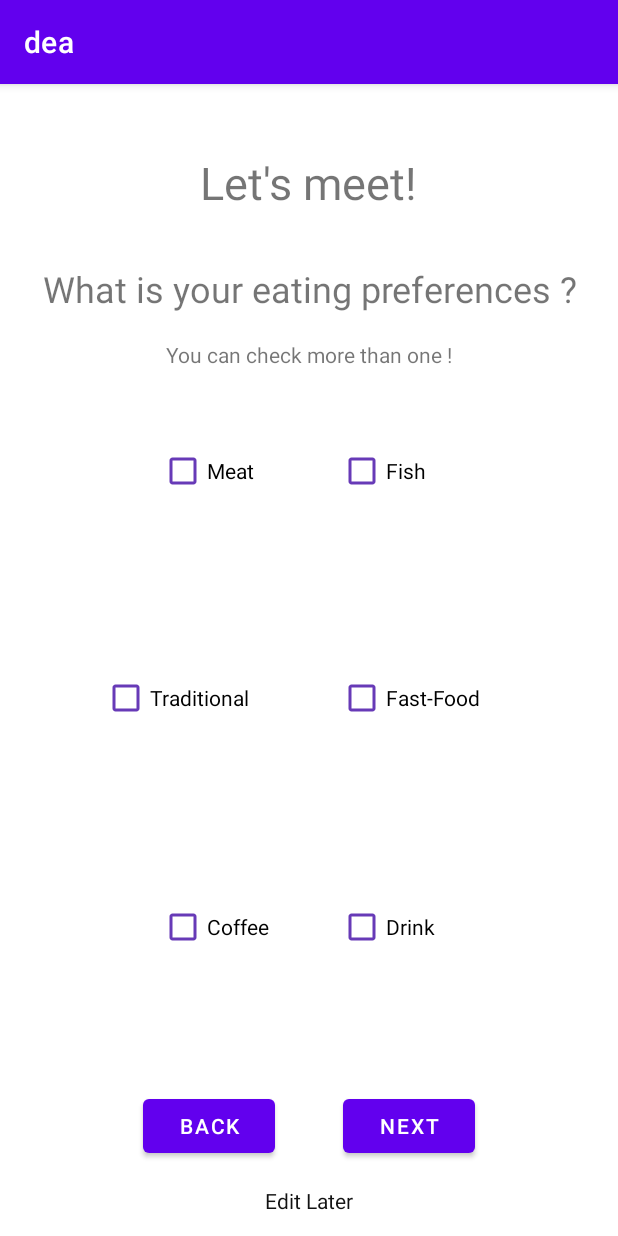
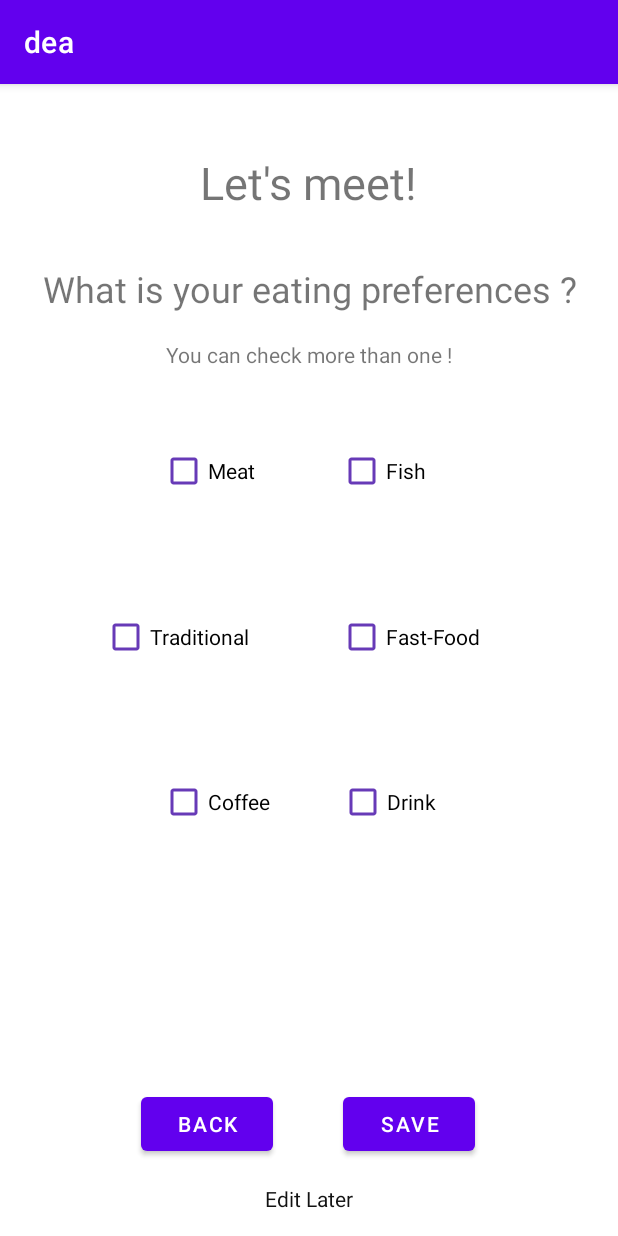
Before and after one commit to elifkoseler/DontEatAlone, an Android app: the UserPreferenceActivity screen opened directly, with no data from a screen before it, on a phone screen of 412 x 824 dp. Run offline under Robolectric (Android 15) with nearby library versions, the phone set to English and light mode, and no system bars; our stand-ins replace Firebase (no records; nobody signed in at launch, a user with empty details on screens opened directly).

Commit message:
UserPreferenceActivity is updated

```diff
--- a/app/src/main/java/com/elf/dea/ProfileActivity.java
+++ b/app/src/main/java/com/elf/dea/ProfileActivity.java
@@ -72,12 +72,12 @@ public class ProfileActivity extends AppCompatActivity {
         postData.put("birth year", user.birthYear);
 
 
-        firebaseFirestore.collection("Users").document(user.username).collection("User Info")
+        firebaseFirestore.collection("Users").document(user.email).collection("User Info")
                 .add(postData).addOnSuccessListener(new OnSuccessListener<DocumentReference>() {
             @Override
             public void onSuccess(DocumentReference documentReference) {
                 Toast.makeText(ProfileActivity.this,"Dbye eklendi!!",Toast.LENGTH_LONG).show();
-                Intent intent = new Intent(ProfileActivity.this,FeedActivity.class);
+                Intent intent = new Intent(ProfileActivity.this, UserPreferenceActivity.class);
                 startActivity(intent);
                 finish();
             }
--- a/app/src/main/res/layout/activity_user_preference.xml
+++ b/app/src/main/res/layout/activity_user_preference.xml
@@ -10,25 +10,28 @@
         android:id="@+id/backButton"
         android:layout_width="wrap_content"
         android:layout_height="wrap_content"
-        android:layout_marginStart="95dp"
-        android:layout_marginEnd="95dp"
+        android:layout_marginEnd="53dp"
         android:layout_marginBottom="16dp"
         android:onClick="Back"
         android:text="Back"
+        app:iconPadding="4dp"
         app:layout_constraintBottom_toTopOf="@+id/EditLaterText"
-        app:layout_constraintEnd_toEndOf="@+id/textView"
-        app:layout_constraintStart_toStartOf="parent" />
+        app:layout_constraintEnd_toEndOf="@+id/EditLaterText" />
 
     <Button
         android:id="@+id/nextButton"
         android:layout_width="wrap_content"
         android:layout_height="wrap_content"
-        android:layout_marginStart="52dp"
+        android:layout_marginStart="95dp"
+        android:layout_marginEnd="95dp"
         android:layout_marginBottom="16dp"
-        android:onClick="Next"
-        android:text="next"
+        android:onClick="Save"
+        android:text="Save"
+        android:textSize="14sp"
+        app:iconPadding="4dp"
         app:layout_constraintBottom_toTopOf="@+id/EditLaterText"
-        app:layout_constraintStart_toStartOf="@+id/EditLaterText" />
+        app:layout_constraintEnd_toEndOf="parent"
+        app:layout_constraintStart_toStartOf="@+id/textView" />
 
     <CheckBox
         android:id="@+id/DrinkCheckBox"
@@ -62,7 +65,7 @@
         android:layout_height="44dp"
         android:layout_marginStart="35dp"
         android:layout_marginTop="70dp"
-        android:layout_marginBottom="71dp"
+        android:layout_marginBottom="69dp"
         android:buttonTint="#673AB7"
         android:onClick="onCheckboxClicked"
         android:text="Fast-Food"
@@ -89,14 +92,16 @@
         android:layout_width="84dp"
         android:layout_height="44dp"
         android:layout_marginStart="38dp"
-        android:layout_marginEnd="39dp"
-        android:layout_marginBottom="184dp"
+        android:layout_marginTop="185dp"
+        android:layout_marginEnd="38dp"
+        android:layout_marginBottom="186dp"
         android:buttonTint="#673AB7"
         android:onClick="onCheckboxClicked"
         android:text="Coffee"
         app:layout_constraintBottom_toBottomOf="parent"
         app:layout_constraintEnd_toStartOf="@+id/nextButton"
-        app:layout_constraintStart_toStartOf="@+id/TraditionalCheckBox" />
+        app:layout_constraintStart_toStartOf="@+id/TraditionalCheckBox"
+        app:layout_constraintTop_toBottomOf="@+id/textView3" />
 
     <CheckBox
         android:id="@+id/MeatCheckBox"
@@ -149,7 +154,7 @@
         android:id="@+id/EditLaterText"
         android:layout_width="wrap_content"
         android:layout_height="wrap_content"
-        android:layout_marginBottom="14dp"
+        android:layout_marginBottom="15dp"
         android:onClick="EditLater"
         android:text="Edit Later"
         android:textColor="#121212"
```
Also changed, not shown: app/src/main/java/com/elf/dea/UserData/EatingPreferences.java (+49 -1 lines), app/src/main/java/com/elf/dea/UserPreferenceActivity.java (+82 -20 lines).
